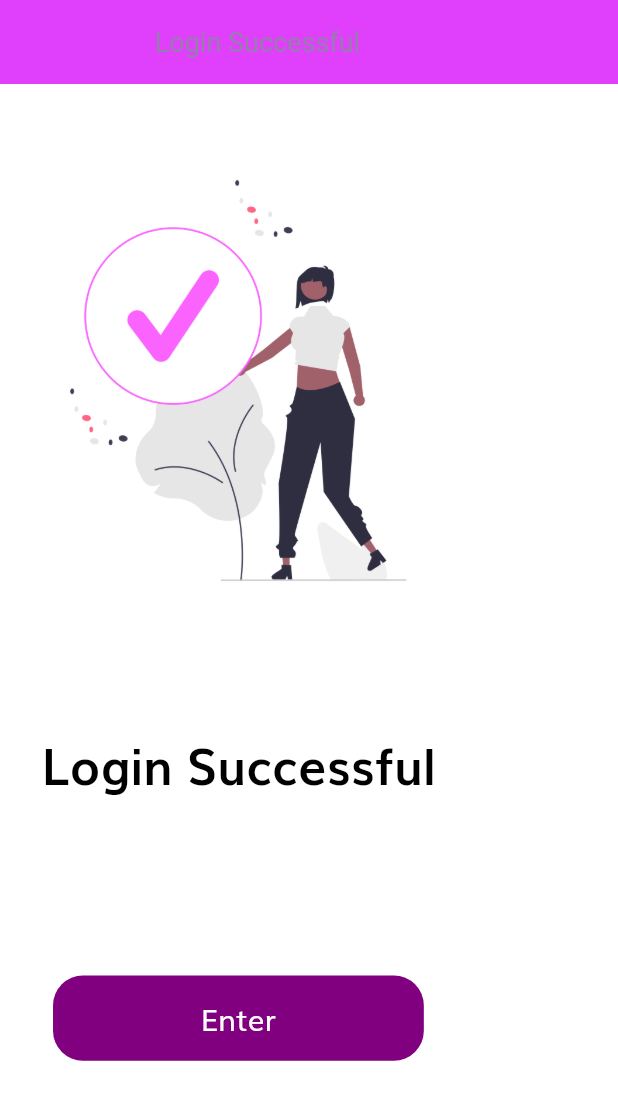
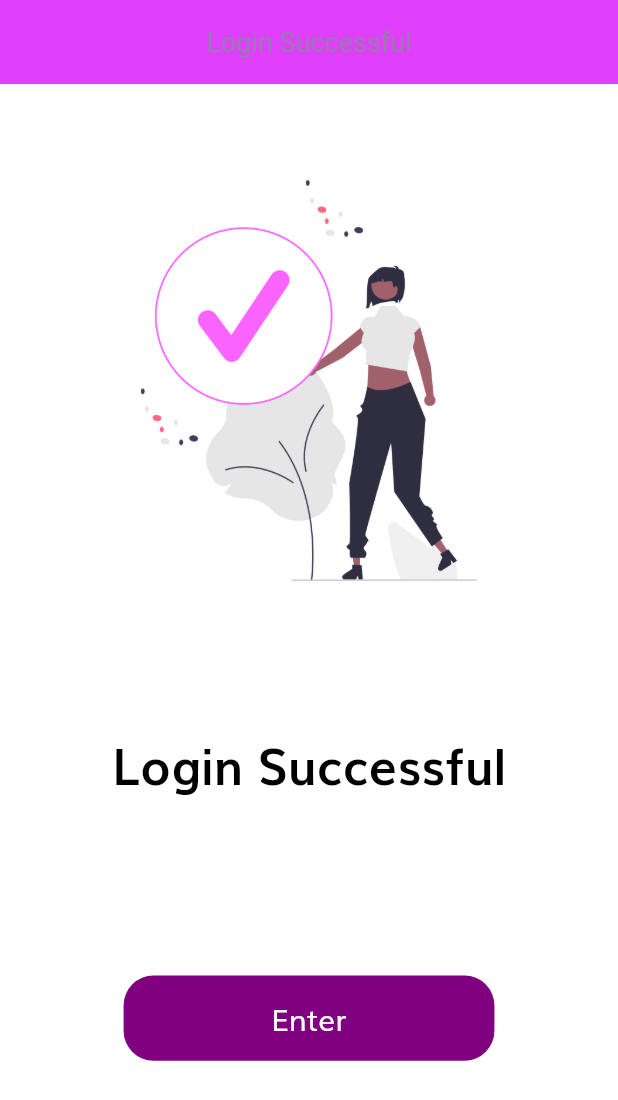
Before and after one commit to SurabhiMishra/EmpowHER-App, a Flutter app: the LoginSuccessScreen screen opened by its route, on a phone screen of 412 x 824 dp. Shown: the top 1100 px of the screen. Run offline on Flutter 3.47's test engine with Material 2 defaults, Android fonts, the phone set to English and light mode, and no system bars; our stand-ins replace flutter_svg.

Commit message:
centered login screen

```diff
--- a/lib/screens/login_success/login_success_screen.dart
+++ b/lib/screens/login_success/login_success_screen.dart
@@ -9,9 +9,10 @@ class LoginSuccessScreen extends StatelessWidget {
     return Scaffold(
       appBar: AppBar(
         leading: SizedBox(),
-        title: Text("       Login Successful"),
+        title: Text("Login Successful"),
+        centerTitle: true,
       ),
-      body: Body(),
+      body: Center(child: Body()),
     );
   }
 }
```
